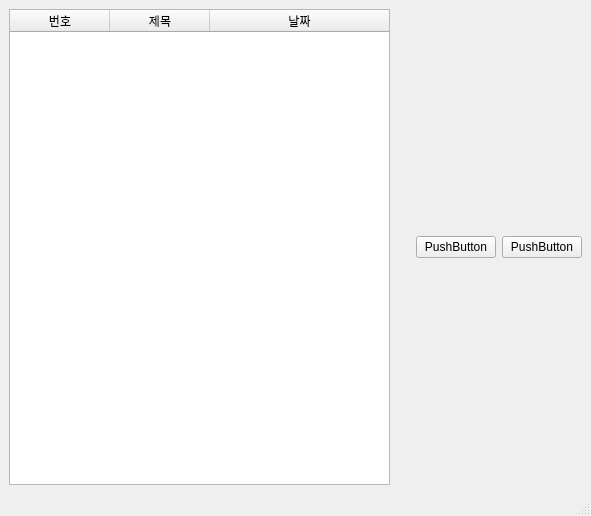
Above: untitled.ui from ntw8651/CBNotification before the change. Below: the same form after it.
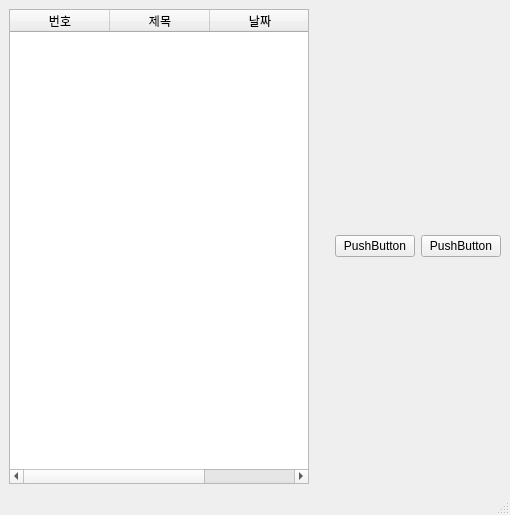
That is the form after the change.

Commit message:
UI 및 크롤링 기반 작성
공지 목록
공지 세부내용 팝업창
크롤링
의 기초 틀 구현

The edit to the form file:
```diff
--- a/untitled.ui
+++ b/untitled.ui
@@ -6,8 +6,8 @@
    <rect>
     <x>0</x>
     <y>0</y>
-    <width>591</width>
-    <height>516</height>
+    <width>510</width>
+    <height>515</height>
    </rect>
   </property>
   <property name="mouseTracking">
@@ -21,13 +21,25 @@
     <item>
      <layout class="QVBoxLayout" name="verticalLayout">
       <item>
-       <widget class="QTableWidget" name="tableWidget">
+       <widget class="QTableWidget" name="Notices">
+        <property name="minimumSize">
+         <size>
+          <width>300</width>
+          <height>0</height>
+         </size>
+        </property>
+        <property name="editTriggers">
+         <set>QAbstractItemView::NoEditTriggers</set>
+        </property>
         <property name="gridStyle">
          <enum>Qt::SolidLine</enum>
         </property>
         <attribute name="horizontalHeaderCascadingSectionResizes">
          <bool>false</bool>
         </attribute>
+        <attribute name="horizontalHeaderMinimumSectionSize">
+         <number>30</number>
+        </attribute>
         <attribute name="horizontalHeaderStretchLastSection">
          <bool>true</bool>
         </attribute>
@@ -38,6 +50,9 @@
          <property name="text">
           <string>번호</string>
          </property>
+         <property name="textAlignment">
+          <set>AlignCenter</set>
+         </property>
         </column>
         <column>
          <property name="text">
@@ -51,6 +66,9 @@
          <property name="text">
           <string>날짜</string>
          </property>
+         <property name="textAlignment">
+          <set>AlignCenter</set>
+         </property>
         </column>
        </widget>
       </item>
```
Left out of the diff: 2 changed lines with no effect on the pictures. The commit also changes 7 other files.
